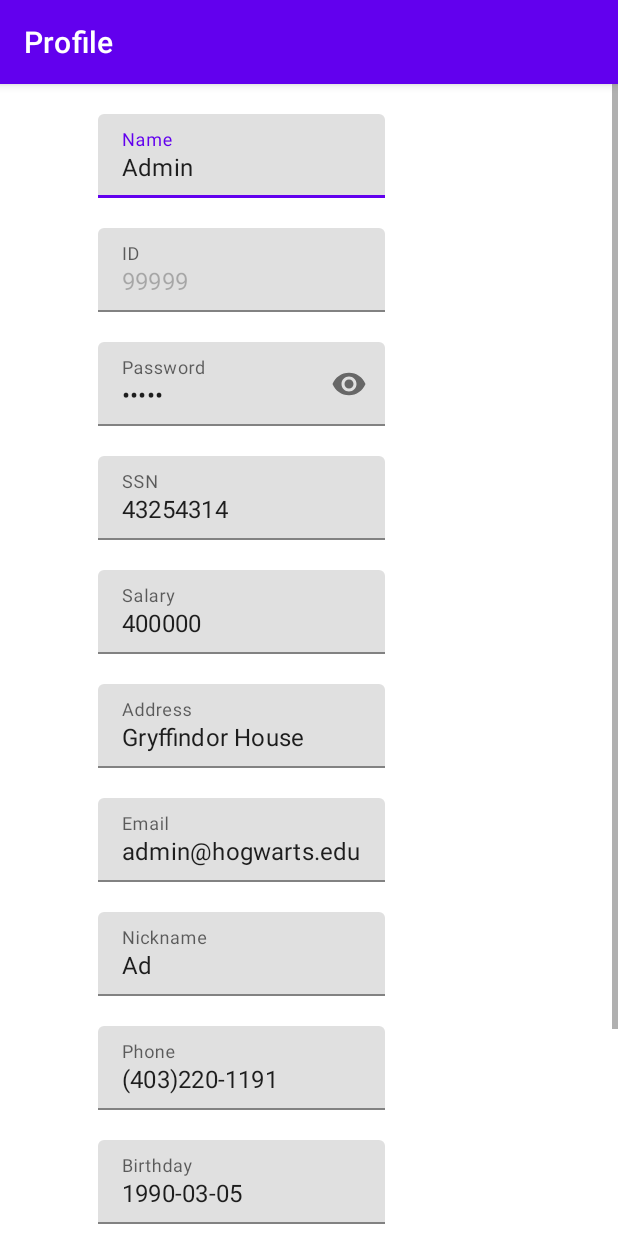
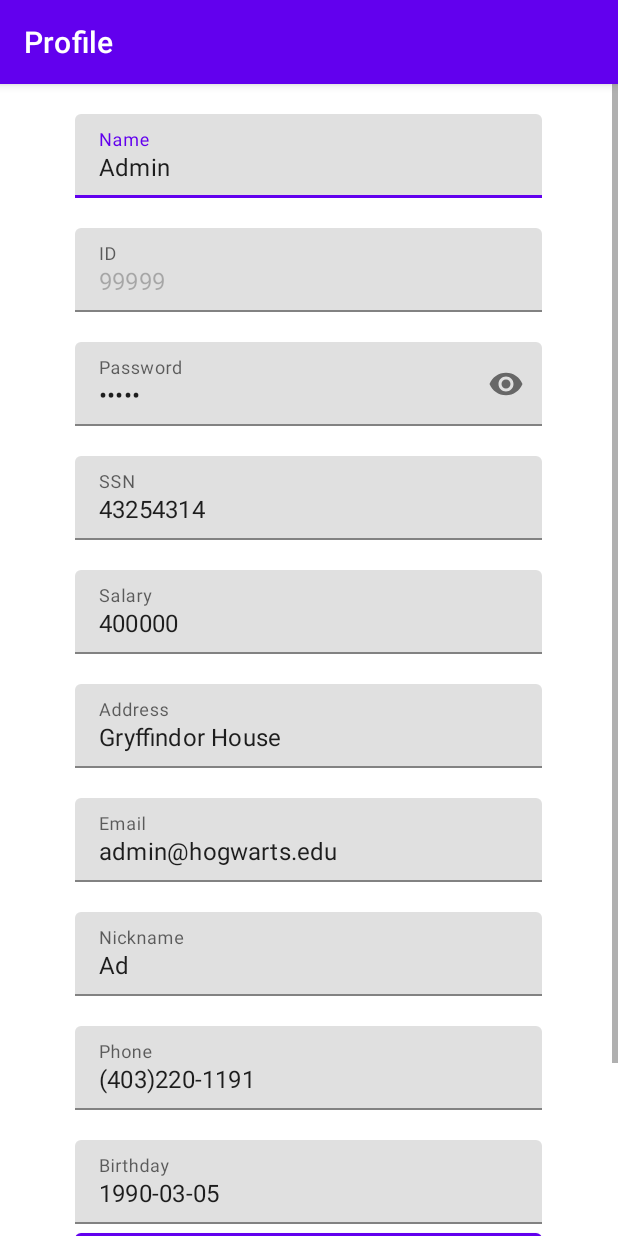
Before and after one commit to li-xin-yi/SQL-inject-demo, an Android app: the AllEmployee screen opened directly, with no data from a screen before it, after a tap on "Admin", on a phone screen of 412 x 824 dp. Run offline under Robolectric (Android 15) with nearby library versions, the phone set to English and light mode, and no system bars.

Commit message:
unsafe part finish

```diff
--- a/app/src/main/AndroidManifest.xml
+++ b/app/src/main/AndroidManifest.xml
@@ -9,7 +9,8 @@
         android:roundIcon="@mipmap/ic_launcher_round"
         android:supportsRtl="true"
         android:theme="@style/Theme.SQLinjectdemo">
-        <activity android:name=".AllEmployee"></activity>
+        <activity android:name=".AddActivity"></activity>
+        <activity android:name=".AllEmployee" />
         <activity android:name=".DataViewer" />
         <activity android:name=".Result" />
         <activity android:name=".MainActivity">
--- a/app/src/main/java/com/example/sql_inject_demo/AllEmployee.java
+++ b/app/src/main/java/com/example/sql_inject_demo/AllEmployee.java
@@ -5,6 +5,7 @@ import androidx.appcompat.app.AppCompatActivity;
 import androidx.recyclerview.widget.LinearLayoutManager;
 import androidx.recyclerview.widget.RecyclerView;
 
+import android.content.Intent;
 import android.database.Cursor;
 import android.os.Bundle;
 import android.view.View;
@@ -43,7 +44,6 @@ public class AllEmployee extends AppCompatActivity {
         customAdapter = new CustomAdapter(this,this,employees);
         recyclerView.setAdapter(customAdapter);
         recyclerView.setLayoutManager(new LinearLayoutManager(AllEmployee.this));
-        returnButton.setOnClickListener(v->{finish();});
     }
 
     protected void storeEmployees()
@@ -68,4 +68,18 @@ public class AllEmployee extends AppCompatActivity {
             }
         }
     }
+
+    public void returnOnClick(View v)
+    {
+        Intent intent = new Intent(this,MainActivity.class);
+        intent.setFlags(Intent.FLAG_ACTIVITY_NEW_TASK | Intent.FLAG_ACTIVITY_CLEAR_TASK);
+        startActivity(intent);
+    }
+
+    public void addOnClick(View v)
+    {
+        Intent intent = new Intent(this,AddActivity.class);
+        startActivity(intent);
+    }
+
 }
--- a/app/src/main/java/com/example/sql_inject_demo/DBHandler.java
+++ b/app/src/main/java/com/example/sql_inject_demo/DBHandler.java
@@ -31,9 +31,9 @@ public class DBHandler extends SQLiteOpenHelper {
                 + "EMAIL TEXT,"
                 + "ADDRESS TEXT,"
                 + "SALARY INTEGER,"
-                + "BIRTHDAY DATE)";
+                + "BIRTHDAY DATE, PRIMARY KEY(ID, NAME))";
         db.execSQL(SQL_CREATE_TABLE);
-        addHandler(db, new Employee(99999, "Admin", "admin", "43254314",
+        addHandler(db,new Employee(99999, "Admin", "admin", "43254314",
                 "Ad", "(403)220-1191", "admin@hogwarts.edu", "Gryffindor House", 400000, "1990-03-05"));
         addHandler(db, new Employee(10000, "Alice", "alice", "10211002",
                 "Ali", "(400)210-2112", "alice@hogwarts.edu", "Gryffindor House", 20000, "2000-09-20"));
@@ -59,7 +59,6 @@ public class DBHandler extends SQLiteOpenHelper {
         SQLiteDatabase db = this.getReadableDatabase();
         if (db != null) {
             cursor = db.rawQuery(query, null);
-//            db.close();
         }
 
         return cursor;
@@ -81,6 +80,12 @@ public class DBHandler extends SQLiteOpenHelper {
             values.put("BIRTHDAY", dateFormat.format(employee.getBirthday()));
             db.insert(TABLE_NAME, null, values);
         }
+    }
+
+    public void addInterface(Employee employee)
+    {
+        SQLiteDatabase db = this.getWritableDatabase();
+        addHandler(db,employee);
     }
 
     public Employee findHandler(String username, String password) {
@@ -138,4 +143,10 @@ public class DBHandler extends SQLiteOpenHelper {
         return -1!=db.update(TABLE_NAME,values,"ID=?", new String[]{String.valueOf(employee.getId())});
     }
 
+    public boolean deleteHandler(Employee employee)
+    {
+        SQLiteDatabase db = this.getWritableDatabase();
+        return db.delete(TABLE_NAME,"ID=?", new String[]{String.valueOf(employee.getId())}) > 0;
+    }
+
 }
--- a/app/src/main/java/com/example/sql_inject_demo/MainActivity.java
+++ b/app/src/main/java/com/example/sql_inject_demo/MainActivity.java
@@ -78,7 +78,7 @@ public class MainActivity extends AppCompatActivity {
 
     public void resetOnClick(View v)
     {
-        this.deleteDatabase(dbhandler.getDatabaseName());
+        deleteDatabase(dbhandler.getDatabaseName());
         usernameInput.setText("");
         passwordInput.setText("");
     }
--- a/app/src/main/java/com/example/sql_inject_demo/Result.java
+++ b/app/src/main/java/com/example/sql_inject_demo/Result.java
@@ -5,13 +5,12 @@ import androidx.appcompat.app.AlertDialog;
 import androidx.appcompat.app.AppCompatActivity;
 
 import android.app.DatePickerDialog;
-import android.content.DialogInterface;
 import android.content.Intent;
 import android.os.Bundle;
 import android.view.View;
 import android.widget.Button;
-import android.widget.DatePicker;
 import android.widget.EditText;
+import android.widget.TableRow;
 
 import java.text.DateFormat;
 import java.text.SimpleDateFormat;
@@ -26,7 +25,8 @@ public class Result extends AppCompatActivity {
     DBHandler dbHandler;
     final Calendar myCalendar = Calendar.getInstance();
     DateFormat dateFormat = new SimpleDateFormat("yyyy-MM-dd");
-    Button updateBotton, signoffBotton;
+    Button updateBotton, signoffBotton, deleteBotton;
+    TableRow deleteRow;
     boolean admin;
 
 
@@ -52,8 +52,11 @@ public class Result extends AppCompatActivity {
         phoneInput = findViewById(R.id.phoneInput);
         birthdayInput = findViewById(R.id.birthdayInput);
 
-        updateBotton = findViewById(R.id.updateButton);
+        updateBotton = findViewById(R.id.addButton);
         signoffBotton = findViewById(R.id.signoffButton);
+        deleteBotton = findViewById(R.id.deleteButton);
+
+        deleteRow = findViewById(R.id.deleteRow);
 
         dbHandler = new DBHandler(this,null,null,1);
 
@@ -95,6 +98,8 @@ public class Result extends AppCompatActivity {
 
         if(admin)
         {
+            deleteRow.setVisibility(View.VISIBLE);
+            deleteBotton.setOnClickListener(this::deleteOnClick);
             signoffBotton.setText("RETURN");
             signoffBotton.setOnClickListener(v -> {
                 Intent intent = new Intent(this,AllEmployee.class);
@@ -103,6 +108,7 @@ public class Result extends AppCompatActivity {
         }
         else
         {
+            deleteRow.setVisibility(View.GONE);
             salaryInput.setEnabled(false);
             ssnInput.setEnabled(false);
             nameInput.setEnabled(false);
@@ -153,6 +159,21 @@ public class Result extends AppCompatActivity {
 
     }
 
+    public void deleteOnClick(View v)
+    {
+        if(dbHandler.deleteHandler(employee))
+        {
+            messageBox("Delete Successfully!");
+            Intent intent = new Intent(this,AllEmployee.class);
+            startActivity(intent);
+
+        }
+        else
+        {
+            messageBox("Delete Fail!");
+        }
+    }
+
     public void messageBox(String title)
     {
         AlertDialog.Builder dialog = new AlertDialog.Builder(this);
@@ -161,4 +182,5 @@ public class Result extends AppCompatActivity {
         dialog.show();
     }
 
+
 }
--- a/app/src/main/res/layout/activity_main.xml
+++ b/app/src/main/res/layout/activity_main.xml
@@ -60,7 +60,7 @@
                 android:layout_width="wrap_content"
                 android:layout_height="wrap_content"
                 android:layout_marginStart="65dp"
-                android:layout_marginTop="10dp"
+                android:layout_marginTop="20dp"
                 android:layout_marginEnd="65dp"
                 android:onClick="signOnClick"
                 android:text="Sign in" />
@@ -73,7 +73,7 @@
                 android:layout_width="wrap_content"
                 android:layout_height="wrap_content"
                 android:layout_marginStart="65dp"
-                android:layout_marginTop="10dp"
+                android:layout_marginTop="0dp"
                 android:layout_marginEnd="65dp"
                 android:onClick="resetOnClick"
                 android:text="Reset" />
@@ -86,7 +86,7 @@
                 android:layout_width="wrap_content"
                 android:layout_height="wrap_content"
                 android:layout_marginStart="65dp"
-                android:layout_marginTop="10dp"
+                android:layout_marginTop="0dp"
                 android:layout_marginEnd="65dp"
                 android:onClick="exitOnClick"
                 android:text="Exit" />
--- a/app/src/main/res/layout/activity_result.xml
+++ b/app/src/main/res/layout/activity_result.xml
@@ -22,14 +22,16 @@
             <TableLayout
                 android:layout_width="fill_parent"
                 android:layout_height="fill_parent"
-                android:stretchColumns="1">
+                android:stretchColumns="0,1"
+                android:weightSum="2">
 
                 <TableRow>
 
                     <com.google.android.material.textfield.TextInputLayout
                         android:layout_width="wrap_content"
                         android:layout_height="wrap_content"
-                        android:layout_marginStart="65dp"
+                        android:layout_marginStart="50dp"
+                        android:layout_marginEnd="50dp"
                         android:layout_marginTop="20dp"
                         android:hint="Name"
                         app:layout_constraintStart_toStartOf="parent"
@@ -51,7 +53,9 @@
                 <com.google.android.material.textfield.TextInputLayout
                     android:layout_width="wrap_content"
                     android:layout_height="wrap_content"
-                    android:layout_marginStart="65dp"
+
+                    android:layout_marginStart="50dp"
+                    android:layout_marginEnd="50dp"
                     android:layout_marginTop="20dp"
                     android:hint="ID"
                     app:layout_constraintStart_toStartOf="parent"
@@ -72,7 +76,8 @@
                     <com.google.android.material.textfield.TextInputLayout
                         android:layout_width="wrap_content"
                         android:layout_height="wrap_content"
-                        android:layout_marginStart="65dp"
+                        android:layout_marginStart="50dp"
+                        android:layout_marginEnd="50dp"
                         android:layout_marginTop="20dp"
                         android:hint="Password"
                         app:passwordToggleEnabled="true"
@@ -94,7 +99,8 @@
                     <com.google.android.material.textfield.TextInputLayout
                         android:layout_width="wrap_content"
                         android:layout_height="wrap_content"
-                        android:layout_marginStart="65dp"
+                        android:layout_marginStart="50dp"
+                        android:layout_marginEnd="50dp"
                         android:layout_marginTop="20dp"
                         android:hint="SSN"
                         app:layout_constraintStart_toStartOf="parent"
@@ -105,7 +111,7 @@
                             android:layout_width="match_parent"
                             android:layout_height="wrap_content"
                             android:ems="15"
-                            android:inputType="text" />
+                            android:inputType="number" />
                     </com.google.android.material.textfield.TextInputLayout>
                 </TableRow>
 
@@ -121,7 +127,8 @@
                 <com.google.android.material.textfield.TextInputLayout
                     android:layout_width="wrap_content"
                     android:layout_height="wrap_content"
-                    android:layout_marginStart="65dp"
+                    android:layout_marginStart="50dp"
+                    android:layout_marginEnd="50dp"
                     android:layout_marginTop="20dp"
                     android:hint="Salary"
                     app:layout_constraintStart_toStartOf="parent"
@@ -141,7 +148,8 @@
                 <com.google.android.material.textfield.TextInputLayout
                     android:layout_width="wrap_content"
                     android:layout_height="wrap_content"
-                    android:layout_marginStart="65dp"
+                    android:layout_marginStart="50dp"
+                    android:layout_marginEnd="50dp"
                     android:layout_marginTop="20dp"
                     android:hint="Address"
                     app:layout_constraintStart_toStartOf="parent"
@@ -162,7 +170,8 @@
                 <com.google.android.material.textfield.TextInputLayout
                     android:layout_width="wrap_content"
                     android:layout_height="wrap_content"
-                    android:layout_marginStart="65dp"
+                    android:layout_marginStart="50dp"
+                    android:layout_marginEnd="50dp"
                     android:layout_marginTop="20dp"
                     android:hint="Email"
                     app:layout_constraintStart_toStartOf="parent"
@@ -173,7 +182,7 @@
                         android:layout_width="match_parent"
                         android:layout_height="wrap_content"
                         android:ems="15"
-                        android:inputType="text" />
+                        android:inputType="textEmailAddress" />
                 </com.google.android.material.textfield.TextInputLayout>
 
                 </TableRow>
@@ -183,7 +192,8 @@
                 <com.google.android.material.textfield.TextInputLayout
                     android:layout_width="wrap_content"
                     android:layout_height="wrap_content"
-                    android:layout_marginStart="65dp"
+                    android:layout_marginStart="50dp"
+                    android:layout_marginEnd="50dp"
                     android:layout_marginTop="20dp"
                     android:hint="Nickname"
                     app:layout_constraintStart_toStartOf="parent"
@@ -204,7 +214,8 @@
                 <com.google.android.material.textfield.TextInputLayout
                     android:layout_width="wrap_content"
                     android:layout_height="wrap_content"
-                    android:layout_marginStart="65dp"
+                    android:layout_marginStart="50dp"
+                    android:layout_marginEnd="50dp"
                     android:layout_marginTop="20dp"
                     android:hint="Phone"
                     app:layout_constraintStart_toStartOf="parent"
@@ -215,7 +226,7 @@
                         android:layout_width="match_parent"
                         android:layout_height="wrap_content"
                         android:ems="15"
-                        android:inputType="text" />
+                        android:inputType="phone" />
                 </com.google.android.material.textfield.TextInputLayout>
 
                 </TableRow>
@@ -224,7 +235,8 @@
                 <com.google.android.material.textfield.TextInputLayout
                     android:layout_width="wrap_content"
                     android:layout_height="wrap_content"
-                    android:layout_marginStart="65dp"
+                    android:layout_marginStart="50dp"
+                    android:layout_marginEnd="50dp"
                     android:layout_marginTop="20dp"
                     android:hint="Birthday"
                     app:layout_constraintStart_toStartOf="parent"
@@ -245,32 +257,46 @@
 
                 <TableRow>
 
-                    <LinearLayout
-                        android:id="@+id/layout1"
-                        android:layout_width="150dp"
-                        android:layout_height="wrap_content"
-                        android:layout_gravity="center_horizontal"
-                        android:layout_marginTop="65dp"
-                        android:layout_marginStart="30dp"
-                        android:orientation="horizontal">
 
                         <Button
-                            android:id="@+id/updateButton"
+                            android:id="@+id/addButton"
                             android:layout_width="wrap_content"
                             android:layout_height="wrap_content"
-                            android:layout_margin="20dp"
+                            android:layout_marginStart="50dp"
+                            android:layout_marginEnd="50dp"
+                            android:layout_marginTop="0dp"
                             android:onClick="partialUpdateProfile"
                             android:text="Update" />
+                </TableRow>
+
+                <TableRow android:visibility="gone"
+                    android:id="@+id/deleteRow">
+
+                    <Button
+                        android:id="@+id/deleteButton"
+                        android:layout_width="wrap_content"
+                        android:layout_marginStart="50dp"
+                        android:layout_marginEnd="50dp"
+                        android:layout_marginTop="0dp"
+                        android:layout_height="wrap_content"
+
+                        android:text="Delete"/>
+                </TableRow>
+
+                <TableRow>
 
                         <Button
                             android:id="@+id/signoffButton"
                             android:layout_width="wrap_content"
+                            android:layout_marginStart="50dp"
+                            android:layout_marginEnd="50dp"
+                            android:layout_marginTop="0dp"
                             android:layout_height="wrap_content"
-                            android:layout_margin="20dp"
-                            android:text="Sign off" />
 
-                    </LinearLayout>
+                            android:text="Sign off"/>
                 </TableRow>
+
+
 
 
             </TableLayout>
```
Also changed, not shown: app/src/main/java/com/example/sql_inject_demo/AddActivity.java (added, +137 -0 lines), app/src/main/res/layout/activity_add.xml (added, +275 -0 lines), app/src/main/res/layout/activity_all_employee.xml (+18 -4 lines).
